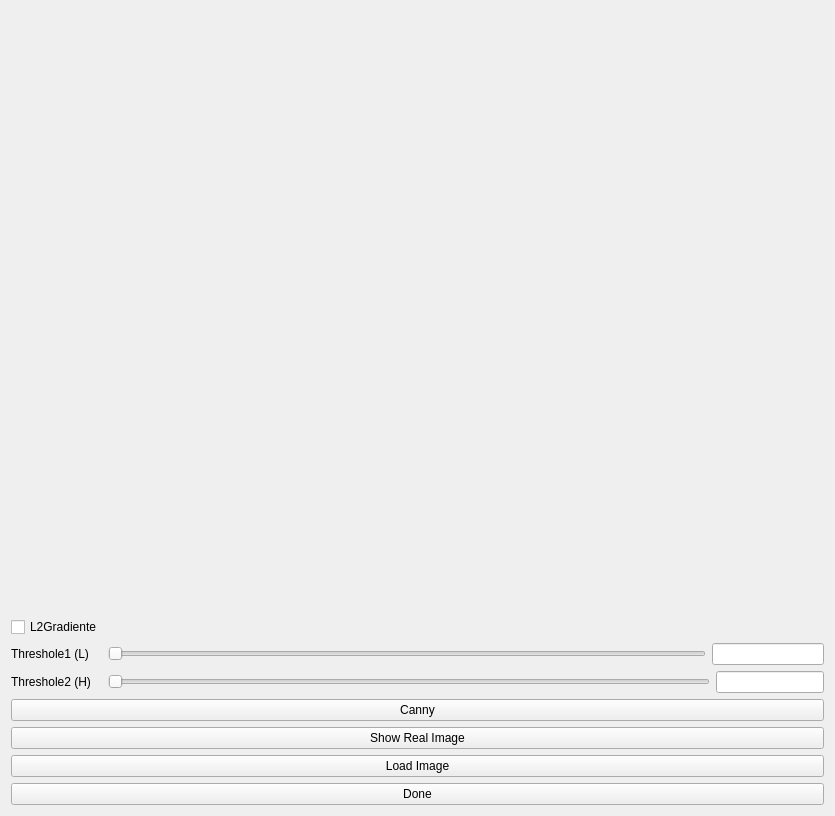
First picture: the form in src/GUI/IPSModule/ImageProcessingSystem/WaveHeightIPS/ImageAnalizer/BorderDetector/cannyparametercalculator.ui, repository aguperezpala/hvdrt, before the edit.
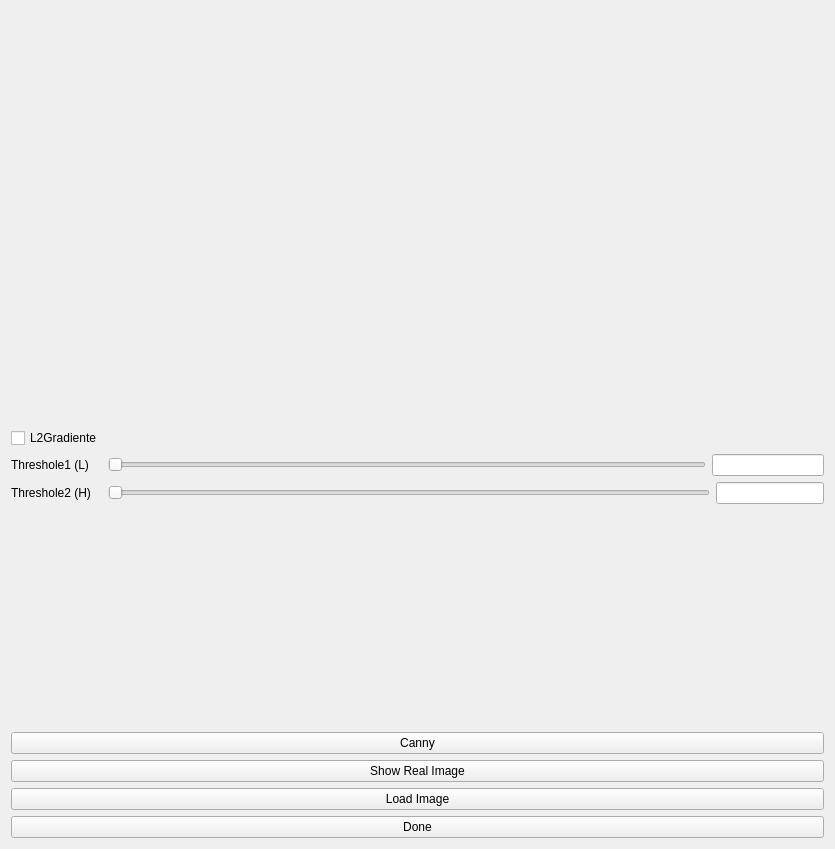
Second picture: the form after the edit.

The edit to the form file:
```diff
--- a/src/GUI/IPSModule/ImageProcessingSystem/WaveHeightIPS/ImageAnalizer/BorderDetector/cannyparametercalculator.ui
+++ b/src/GUI/IPSModule/ImageProcessingSystem/WaveHeightIPS/ImageAnalizer/BorderDetector/cannyparametercalculator.ui
@@ -10,7 +10,7 @@
     <x>0</x>
     <y>0</y>
     <width>835</width>
-    <height>816</height>
+    <height>849</height>
    </rect>
   </property>
   <property name="windowTitle">
@@ -19,18 +19,6 @@
   <layout class="QVBoxLayout" name="verticalLayout_2">
    <item>
     <widget class="QLabel" name="image_label">
-     <property name="sizePolicy">
-      <sizepolicy hsizetype="Fixed" vsizetype="Fixed">
-       <horstretch>0</horstretch>
-       <verstretch>0</verstretch>
-      </sizepolicy>
-     </property>
-     <property name="minimumSize">
-      <size>
-       <width>800</width>
-       <height>600</height>
-      </size>
-     </property>
      <property name="text">
       <string/>
      </property>
```
